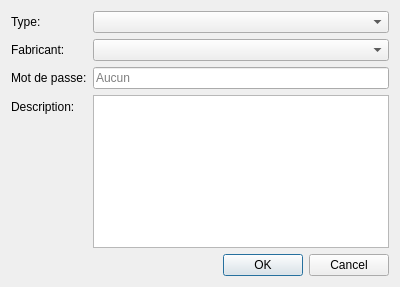
Old version of the form InfoDynamiqueQt/Vues/vuegestionappareil.ui in the repository AlexandreGirardin/ProjetAnalyse.
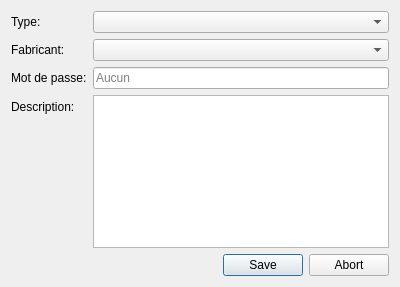
New version of the form.

```diff
--- a/InfoDynamiqueQt/Vues/vuegestionappareil.ui
+++ b/InfoDynamiqueQt/Vues/vuegestionappareil.ui
@@ -82,7 +82,7 @@
       <enum>Qt::Horizontal</enum>
      </property>
      <property name="standardButtons">
-      <set>QDialogButtonBox::Cancel|QDialogButtonBox::Ok</set>
+      <set>QDialogButtonBox::Abort|QDialogButtonBox::Save</set>
      </property>
     </widget>
    </item>
```
